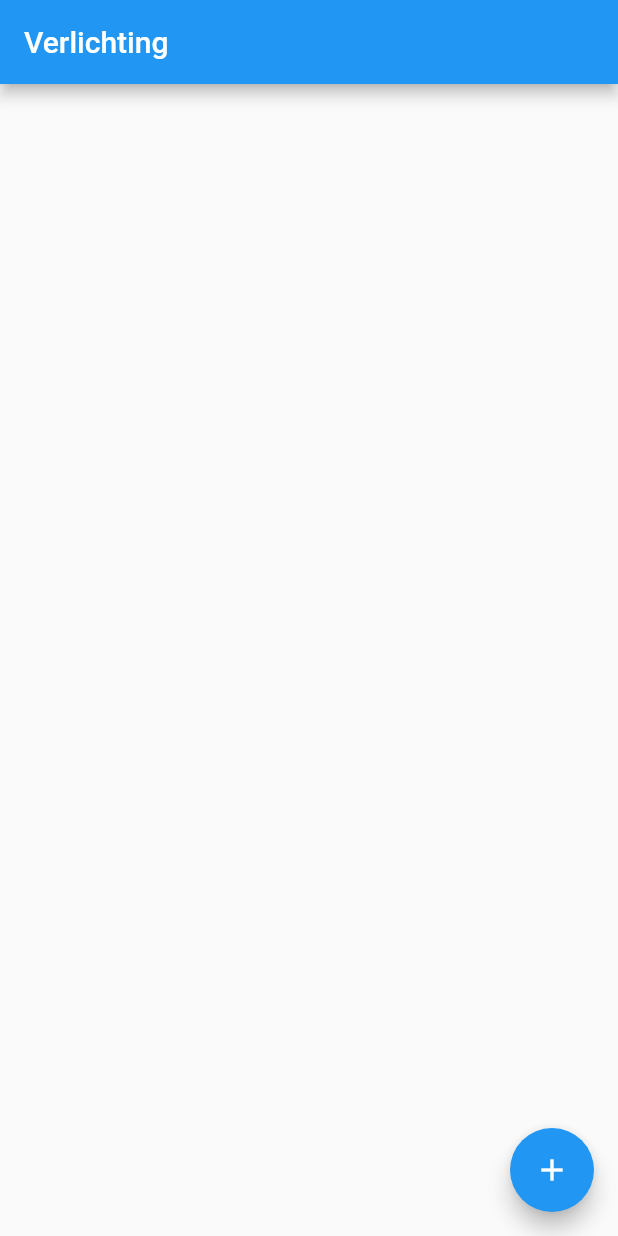
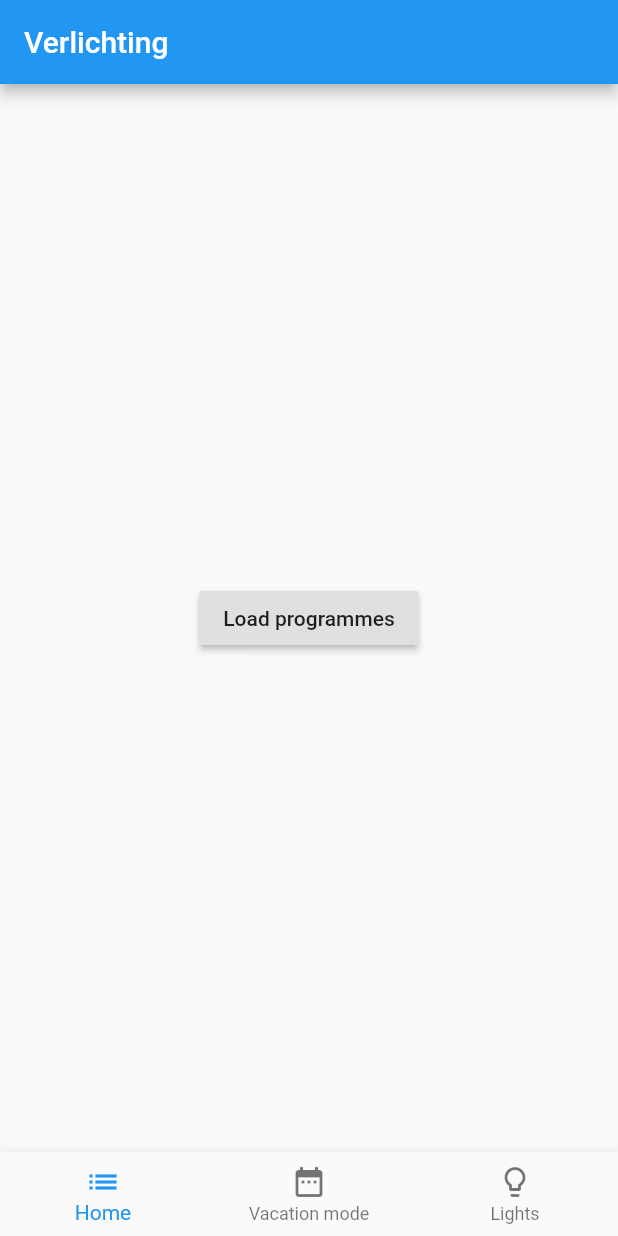
Before and after one commit to lmeijvogel/verlichting-android, a Flutter app: the screen it shows after launch, on a phone screen of 412 x 824 dp. Run offline on Flutter 3.47's test engine with Material 2 defaults, Android fonts, the phone set to English and light mode, and no system bars.

Commit message:
Extract programme selector to separate file.

```diff
--- a/lib/main.dart
+++ b/lib/main.dart
@@ -1,9 +1,5 @@
-import 'dart:convert';
-import 'dart:io';
-
 import 'package:flutter/material.dart';
-import 'package:http/http.dart' as http;
-import 'package:verlichting/credentials.dart';
+import 'package:verlichting/programmes_selector.dart';
 
 void main() => runApp(MyApp());
 
@@ -48,27 +44,8 @@ class MyHomePage extends StatefulWidget {
   _MyHomePageState createState() => _MyHomePageState();
 }
 
-class Programme {
-  String id;
-  String name;
-
-  Programme(this.id, this.name);
-}
-
 class _MyHomePageState extends State<MyHomePage> {
-  List<Programme> _programmes;
-  Programme _currentProgramme;
-
-  void _programmesLoaded(List<Programme> programmes) {
-    setState(() {
-      // This call to setState tells the Flutter framework that something has
-      // changed in this State, which causes it to rerun the build method below
-      // so that the display can reflect the updated values. If we changed
-      // _counter without calling setState(), then the build method would not be
-      // called again, and so nothing would appear to happen.
-      _programmes = programmes;
-    });
-  }
+  Widget programmesSelectorWidget = new ProgrammesSelectorWidget();
 
   @override
   Widget build(BuildContext context) {
@@ -84,78 +61,25 @@ class _MyHomePageState extends State<MyHomePage> {
         // the App.build method, and use it to set our appbar title.
         title: Text(widget.title),
       ),
-      body: Center(
-        // Center is a layout widget. It takes a single child and positions it
-        // in the middle of the parent.
-        child: Column(
-          // Column is also layout widget. It takes a list of children and
-          // arranges them vertically. By default, it sizes itself to fit its
-          // children horizontally, and tries to be as tall as its parent.
-          //
-          // Invoke "debug painting" (press "p" in the console, choose the
-          // "Toggle Debug Paint" action from the Flutter Inspector in Android
-          // Studio, or the "Toggle Debug Paint" command in Visual Studio Code)
-          // to see the wireframe for each widget.
-          //
-          // Column has various properties to control how it sizes itself and
-          // how it positions its children. Here we use mainAxisAlignment to
-          // center the children vertically; the main axis here is the vertical
-          // axis because Columns are vertical (the cross axis would be
-          // horizontal).
-          mainAxisAlignment: MainAxisAlignment.center,
-          children: _programmeButtons()
-        ),
-      ),
-      floatingActionButton: FloatingActionButton(
-        onPressed: _loadProgrammes,
-        tooltip: 'Increment',
-        child: Icon(Icons.add),
-      ), // This trailing comma makes auto-formatting nicer for build methods.
+      body: programmesSelectorWidget,
+      bottomNavigationBar: BottomNavigationBar(
+        currentIndex: 0, // this will be set when a new tab is tapped
+        items: [
+          BottomNavigationBarItem(
+            icon: new Icon(Icons.list),
+            title: new Text('Home'),
+          ),
+          BottomNavigationBarItem(
+            icon: new Icon(Icons.date_range),
+            title: new Text('Vacation mode'),
+          ),
+          BottomNavigationBarItem(
+              icon: Icon(Icons.lightbulb_outline),
+              title: Text('Lights')
+          )
+        ],
+    )
     );
   }
 
-  List<Widget> _programmeButtons() {
-    if (_programmes == null) {
-      return [];
-    }
-
-    return _programmes.map((programme) {
-      var active = _currentProgramme != null && (programme.id == _currentProgramme.id);
-
-      if (active) {
-        return RaisedButton(onPressed: () {
-          _programmeSelected(programme);
-        }, child: Text(programme.name)
-        ,  color: Colors.blue
-        ,  textColor: Colors.white,);
-      } else {
-        return FlatButton(onPressed: () {
-          _programmeSelected(programme);
-        }, child: Text(programme.name),);
-      }
-    }).toList();
-  }
-
-  _programmeSelected(Programme programme) {
-    setState(() {
-      _currentProgramme = programme;
-    });
-   }
-
-  _loadProgrammes() {
-    String basicAuth =
-        'Basic ' + base64Encode(utf8.encode('${CONNECTION_INFO.username}:${CONNECTION_INFO.password}'));
-
-    http.get(CONNECTION_INFO.host + "/available_programmes", headers: {HttpHeaders.authorizationHeader: basicAuth}).then((response) {
-      List<Programme> result = [];
-
-      var programmes = jsonDecode(response.body)["availableProgrammes"];
-
-      programmes.forEach((key, value) {
-        result.add(new Programme(key, value));
-      });
-
-      _programmesLoaded(result);
-    });
-  }
 }
--- a/lib/programmes_selector.dart
+++ b/lib/programmes_selector.dart
@@ -0,0 +1,113 @@
+import 'dart:convert';
+import 'dart:io';
+
+import 'package:flutter/material.dart';
+import 'package:http/http.dart' as http;
+import 'package:verlichting/credentials.dart';
+
+class ProgrammesSelectorWidget extends StatefulWidget {
+  final String title = "Programmes";
+
+  @override
+  _ProgrammesSelectorState createState() => _ProgrammesSelectorState();
+}
+
+class _ProgrammesSelectorState extends State<ProgrammesSelectorWidget> {
+  List<Programme> _programmes;
+  Programme _currentProgramme;
+
+  void _programmesLoaded(List<Programme> programmes) {
+    setState(() {
+      // This call to setState tells the Flutter framework that something has
+      // changed in this State, which causes it to rerun the build method below
+      // so that the display can reflect the updated values. If we changed
+      // _counter without calling setState(), then the build method would not be
+      // called again, and so nothing would appear to happen.
+      _programmes = programmes;
+    });
+  }
+
+  _loadProgrammes() {
+    String basicAuth =
+        'Basic ' + base64Encode(utf8.encode('${CONNECTION_INFO.username}:${CONNECTION_INFO.password}'));
+
+    http.get(CONNECTION_INFO.host + "/available_programmes", headers: {HttpHeaders.authorizationHeader: basicAuth}).then((response) {
+      List<Programme> programmes = [];
+
+      var programmesJson = jsonDecode(response.body)["availableProgrammes"];
+
+      programmesJson.forEach((key, value) {
+        programmes.add(new Programme(key, value));
+      });
+
+      _programmesLoaded(programmes);
+    });
+  }
+
+  @override
+  Widget build(BuildContext context) {
+    var contents = _programmeButtons();
+
+    contents.add(new RaisedButton(onPressed: _loadProgrammes, child: new Text("Load programmes")));
+
+    return Center(
+      // Center is a layout widget. It takes a single child and positions it
+      // in the middle of the parent.
+      child: Column(
+        // Column is also layout widget. It takes a list of children and
+        // arranges them vertically. By default, it sizes itself to fit its
+        // children horizontally, and tries to be as tall as its parent.
+        //
+        // Invoke "debug painting" (press "p" in the console, choose the
+        // "Toggle Debug Paint" action from the Flutter Inspector in Android
+        // Studio, or the "Toggle Debug Paint" command in Visual Studio Code)
+        // to see the wireframe for each widget.
+        //
+        // Column has various properties to control how it sizes itself and
+        // how it positions its children. Here we use mainAxisAlignment to
+        // center the children vertically; the main axis here is the vertical
+        // axis because Columns are vertical (the cross axis would be
+        // horizontal).
+          mainAxisAlignment: MainAxisAlignment.center,
+          children: contents,
+      ),
+
+    );
+  }
+
+  List<Widget> _programmeButtons() {
+    if (_programmes == null) {
+      return [];
+    }
+
+    return _programmes.map((programme) {
+      var active = _currentProgramme != null && (programme.id == _currentProgramme.id);
+
+      if (active) {
+        return RaisedButton(onPressed: () {
+          _programmeSelected(programme);
+        }, child: Text(programme.name)
+          ,  color: Colors.blue
+          ,  textColor: Colors.white,);
+      } else {
+        return FlatButton(onPressed: () {
+          _programmeSelected(programme);
+        }, child: Text(programme.name),);
+      }
+    }).toList();
+  }
+
+  _programmeSelected(Programme programme) {
+    setState(() {
+      _currentProgramme = programme;
+    });
+  }
+
+}
+
+class Programme {
+  String id;
+  String name;
+
+  Programme(this.id, this.name);
+}
```
